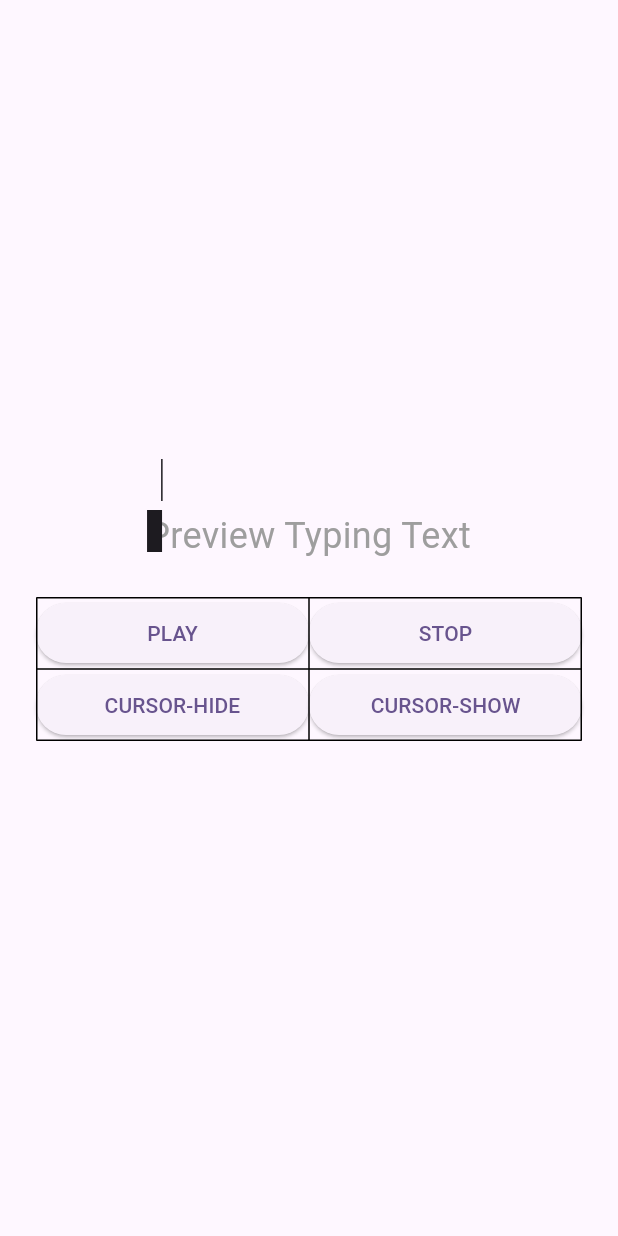
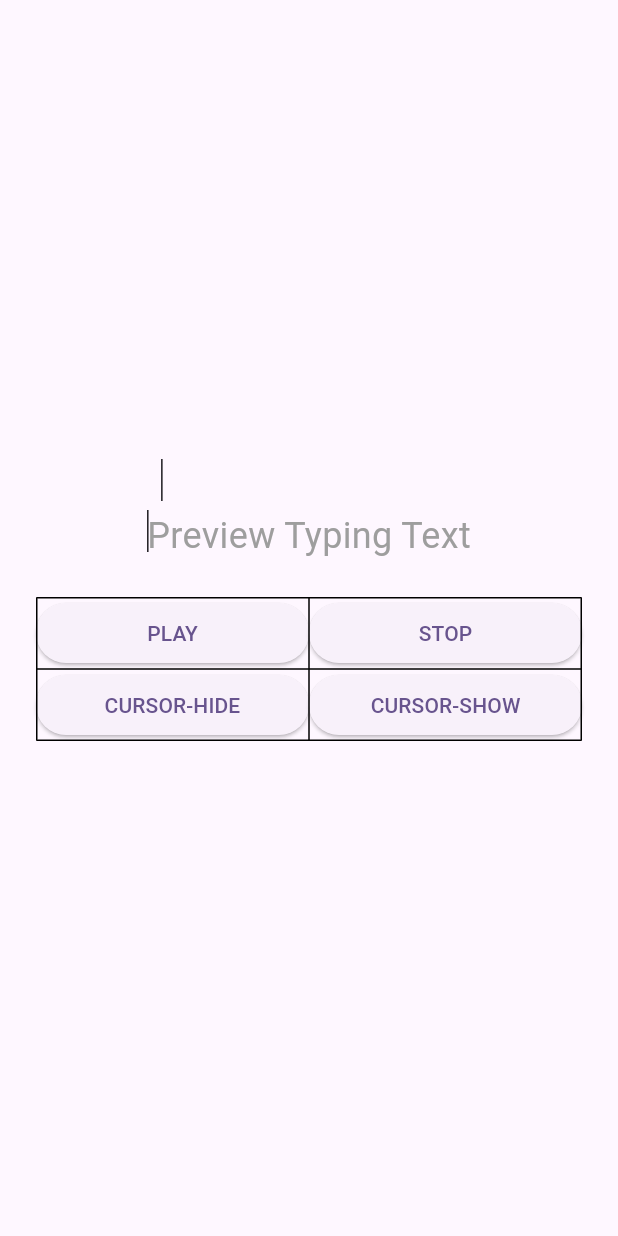
Before and after one commit to Lagerstroemia-Indica/keyboard_typing, a Flutter app: the SingleExam screen opened directly, on a phone screen of 412 x 824 dp. Run offline on Flutter 3.47's test engine with Material 3 defaults, Android fonts, the phone set to English and light mode, and no system bars; missing offline and left inert: flutter_logcat.

Commit message:
"0.0.7" relelase - Added Keyboard 'Cursor(Caret)'

```diff
--- a/example/lib/single_exam.dart
+++ b/example/lib/single_exam.dart
@@ -50,7 +50,7 @@ class _SingleExamState extends State<SingleExam> {
               previewTextColor: Colors.grey,
               cursorStyle: CursorStyle(
                 mode: KeyboardTypingCursorMode.vertical,
-                width: 10.0
+                width: 1.0,
               ),
             ),
             Padding(
--- a/pubspec.yaml
+++ b/pubspec.yaml
@@ -1,6 +1,6 @@
 name: keyboard_typing
 description: "Creates an animation effect where the text appears as if it's being typed on a keyboard."
-version: 0.0.6
+version: 0.0.7
 repository: https://github.com/b3lon9/keyboard_typing
 
 environment:
```
Also changed, not shown: 1 other file.
